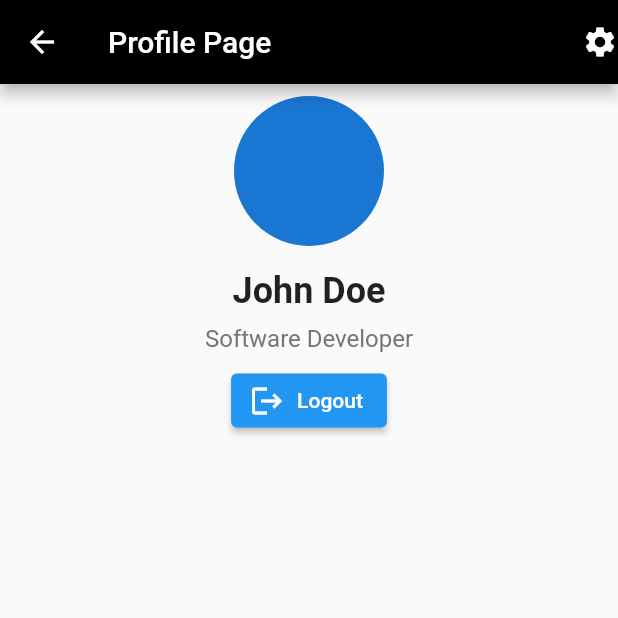
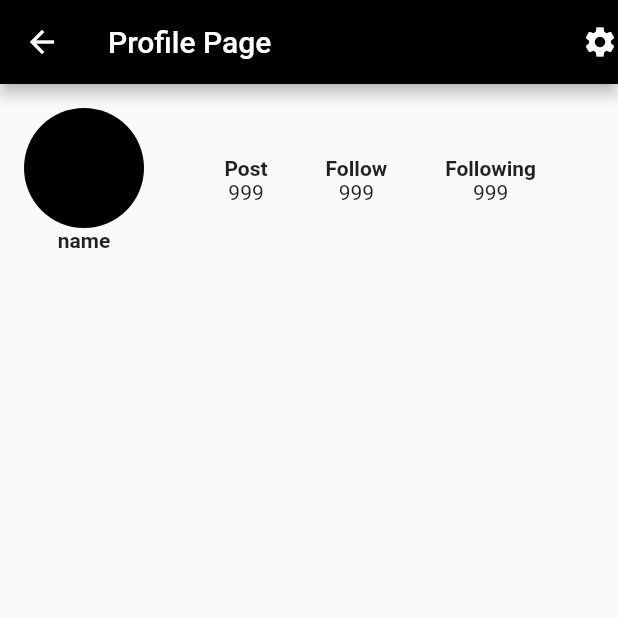
Before and after one commit to PAKAIPHET69/app_post, a Flutter app: the ProfilePage screen opened directly, on a phone screen of 412 x 824 dp, the top half of it. Run offline on Flutter 3.47's test engine with Material 2 defaults, Android fonts, the phone set to English and light mode, and no system bars; our stand-ins replace cloud_firestore, dartz, dio, equatable, firebase_auth, firebase_core and 9 more; missing offline and left inert: awesome_icons, flutter_facebook_auth; accounts and stored records are empty.

Commit message:
follow widget

```diff
--- a/app_post/lib/core/widgets/navigationbar.dart
+++ b/app_post/lib/core/widgets/navigationbar.dart
@@ -1,7 +1,7 @@
 import 'package:app_post/features/post/presentation/pages/add_post_page.dart';
 import 'package:app_post/features/search/persentitioon/pages/search_page.dart';
 import 'package:app_post/features/screens/home_screen.dart';
-import 'package:app_post/features/screens/profile_page.dart';
+import 'package:app_post/features/follow/presentation/page/profile_page.dart';
 import 'package:flutter/material.dart';
 
 class NavigationPage extends StatefulWidget {
--- /dev/null
+++ b/app_post/lib/features/follow/presentation/page/profile_page.dart
@@ -0,0 +1,100 @@
+// ignore_for_file: prefer_const_constructors, prefer_const_literals_to_create_immutables
+
+import 'package:app_post/core/util/colors.dart';
+import 'package:flutter/material.dart';
+
+class ProfilePage extends StatelessWidget {
+  const ProfilePage({super.key});
+  @override
+  Widget build(BuildContext context) {
+    return Scaffold(
+      appBar: AppBar(
+        backgroundColor: appbarColor,
+        title: Text('Profile Page'),
+        actions: [
+          Icon(
+            Icons.settings,
+          ),
+        ],
+      ),
+      body: ListView(
+        children: [
+          Padding(
+            padding: EdgeInsets.all(16),
+            child: Column(
+              crossAxisAlignment: CrossAxisAlignment.start,
+              children: [
+                Row(
+                  children: [
+                    Column(
+                      children: [
+                        CircleAvatar(
+                          backgroundColor: Colors.black,
+                          // backgroundImage: NetworkImage(),
+                          radius: 40,
+                        ),
+                        Text(
+                          'name',
+                          style: TextStyle(fontWeight: FontWeight.bold),
+                        ),
+                      ],
+                    ),
+                    SizedBox(
+                      width: 15,
+                    ),
+                    Expanded(
+                      child: Column(
+                        children: [
+                          Row(
+                            mainAxisSize: MainAxisSize.max,
+                            mainAxisAlignment: MainAxisAlignment.spaceEvenly,
+                            children: [
+                              Column(
+                                children: [
+                                  Text(
+                                    'Post',
+                                    style:
+                                        TextStyle(fontWeight: FontWeight.bold),
+                                  ),
+                                  Text('999')
+                                ],
+                              ),
+                              Column(
+                                children: [
+                                  Text(
+                                    'Follow',
+                                    style:
+                                        TextStyle(fontWeight: FontWeight.bold),
+                                  ),
+                                  Text('999')
+                                ],
+                              ),
+                              Column(
+                                children: [
+                                  Text(
+                                    'Following',
+                                    style:
+                                        TextStyle(fontWeight: FontWeight.bold),
+                                  ),
+                                  Text('999')
+                                ],
+                              )
+                            ],
+                          ),
+                        ],
+                      ),
+                    ),
+                  ],
+                ),
+                Padding(
+                  padding: EdgeInsetsDirectional.fromSTEB(125, 0, 0, 0),
+                  child: Column(),
+                ),
+              ],
+            ),
+          )
+        ],
+      ),
+    );
+  }
+}
--- a/app_post/lib/features/screens/profile_page.dart
+++ /dev/null
@@ -1,66 +0,0 @@
-// ignore_for_file: prefer_const_constructors, prefer_const_literals_to_create_immutables
-
-import 'package:app_post/core/util/colors.dart';
-import 'package:app_post/features/post/presentation/cubit/post_cubit.dart';
-import 'package:app_post/features/post/presentation/cubit/post_state.dart';
-import 'package:flutter/material.dart';
-import 'package:flutter_bloc/flutter_bloc.dart';
-
-class ProfilePage extends StatelessWidget {
-  const ProfilePage({super.key});
-  @override
-  Widget build(BuildContext context) {
-    return Scaffold(
-      appBar: AppBar(
-        backgroundColor: appbarColor,
-        title: Text('Profile Page'),
-        actions: [
-          Icon(
-            Icons.settings,
-          ),
-        ],
-      ),
-      body: BlocBuilder<PostCubit, PostState>(
-        builder: (context, state) {
-          // final lisdPf = state.listPosts;
-          return Center(
-            child: Padding(
-              padding: const EdgeInsets.all(8.0),
-              child: Column(
-                mainAxisAlignment: MainAxisAlignment.start,
-                children: [
-                  CircleAvatar(
-                    radius: 50,
-                    // backgroundImage: AssetImage(''),
-                  ),
-                  SizedBox(height: 16),
-                  Text(
-                    'John Doe',
-                    style: TextStyle(
-                      fontSize: 24,
-                      fontWeight: FontWeight.bold,
-                    ),
-                  ),
-                  SizedBox(height: 8),
-                  Text(
-                    'Software Developer',
-                    style: TextStyle(
-                      fontSize: 16,
-                      color: Colors.grey[600],
-                    ),
-                  ),
-                  SizedBox(height: 8),
-                  ElevatedButton.icon(
-                    onPressed: () {},
-                    icon: const Icon(Icons.logout),
-                    label: const Text('Logout'),
-                  )
-                ],
-              ),
-            ),
-          );
-        },
-      ),
-    );
-  }
-}
--- a/app_post/lib/features/search/persentitioon/pages/search_page.dart
+++ b/app_post/lib/features/search/persentitioon/pages/search_page.dart
@@ -42,7 +42,9 @@ class SearchPage extends StatelessWidget {
               final listUser = searchResults?[index];
               return InkWell(
                 onTap: () {
-                  AppNavigator.navigateTo(AppRoute.profileUserRoute,params:listUser?.displayName??'');
+                  AppNavigator.navigateTo(
+                    AppRoute.profileUserRoute,
+                  );
                 },
                 child: ListTile(
                   leading: CircleAvatar(
--- a/app_post/lib/features/signin/data/datasources/signin_remote_datasource.dart
+++ b/app_post/lib/features/signin/data/datasources/signin_remote_datasource.dart
@@ -39,6 +39,8 @@ class SignInRemoteDatasource implements SignInDatasource {
         uid: userCredential.user?.uid,
         displayName: userCredential.user?.displayName,
         email: userCredential.user?.email,
+        followers: [],
+        following: [],
       );
       return userModel;
     } on FirebaseException catch (e) {
--- a/app_post/lib/features/signin/data/model/user_model.dart
+++ b/app_post/lib/features/signin/data/model/user_model.dart
@@ -8,10 +8,14 @@ class UserModel extends User {
     String? uid,
     String? displayName,
     String? email,
+    List? followers,
+    List? following,
   }) : super(
           displayName: displayName,
           uid: uid,
           email: email,
+          followers: followers,
+          following: following,
         );
   factory UserModel.fromJson(Map<String, dynamic> json) =>
       _$UserModelFromJson(json);
--- a/app_post/lib/features/signin/domain/entity/user.dart
+++ b/app_post/lib/features/signin/domain/entity/user.dart
@@ -4,10 +4,12 @@ class User extends Equatable {
   final String? uid;
   final String? displayName;
   final String? email;
+  final String? photoUrl;
   final List? followers;
   final List? following;
 
   const User({
+    this.photoUrl,
     this.followers,
     this.following,
     this.uid,
@@ -16,5 +18,6 @@ class User extends Equatable {
   });
 
   @override
-  List<Object?> get props => [followers, following, uid, displayName, email];
+  List<Object?> get props =>
+      [followers, following, uid, displayName, email, photoUrl];
 }
```
Also changed, not shown: app_post/lib/core/util/route.dart (+9 -9 lines), app_post/lib/core/widgets/follow_button.dart (added, +45 -0 lines), app_post/lib/core/widgets/post_card.dart (+13 -0 lines), app_post/lib/core/widgets/profileuser_page.dart (deleted, +0 -38 lines), app_post/lib/features/follow/data/datasources/follow_remonte_datasources.dart (added, +46 -0 lines), app_post/lib/features/follow/data/repository/follow_repository_impl.dart (added, +25 -0 lines), app_post/lib/features/follow/domain/repository/follow_repository.dart (added, +7 -0 lines), app_post/lib/features/follow/domain/usecases/follow_usease.dart (added, +16 -0 lines), app_post/lib/features/follow/presentation/cubit/follw_cubit.dart (added, +14 -0 lines), app_post/lib/features/follow/presentation/cubit/follw_state.dart (added, +22 -0 lines), app_post/lib/features/follow/presentation/page/profileuser_page.dart (added, +115 -0 lines), app_post/lib/core/util/service_locator.config.dart, app_post/lib/features/signin/data/model/user_model.g.dart.
